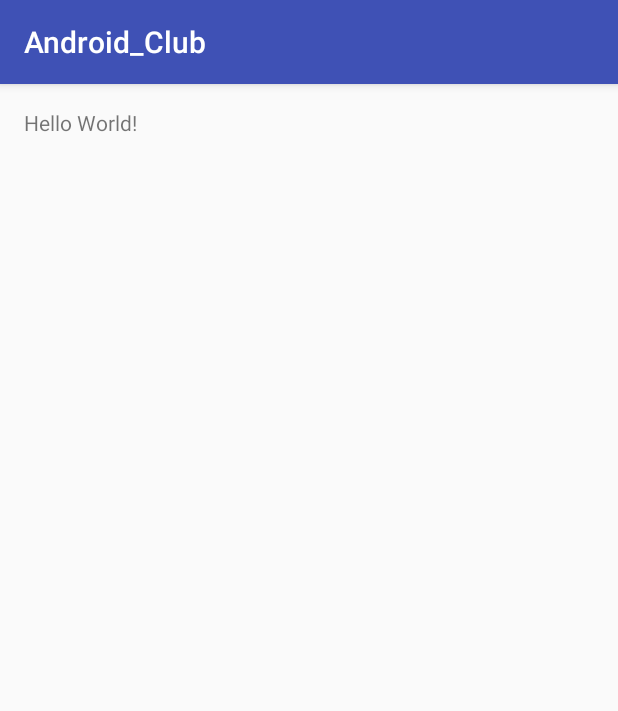
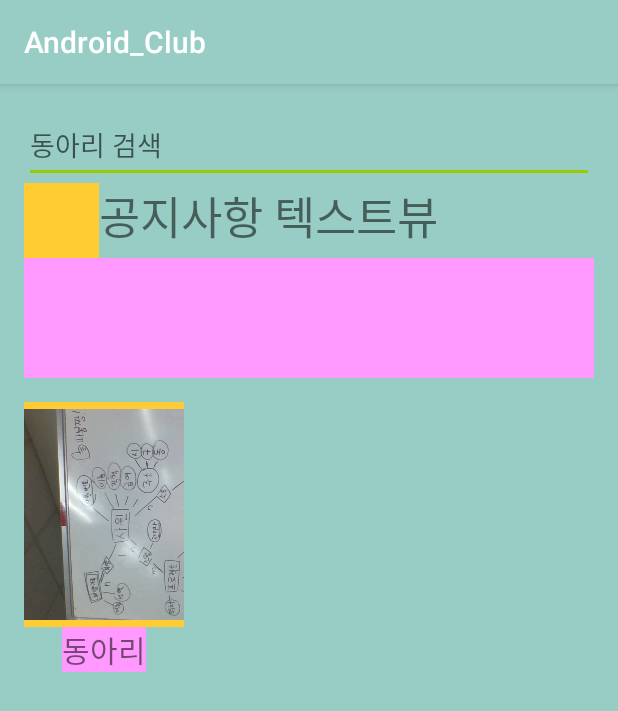
Before and after one commit to CHANMYUNG/Android_Club, an Android app: the screen it shows after launch (MainActivity), on a phone screen of 412 x 824 dp. Shown: the top 711 px of the screen. Run offline under Robolectric (Android 15) with nearby library versions, the phone set to English and light mode, and no system bars.

```diff
--- /dev/null
+++ b/Android_Club/app/src/main/java/android_loading/loadingActivity.java
@@ -0,0 +1,34 @@
+package android_loading;
+
+import android.app.Activity;
+import android.content.Intent;
+import android.os.Bundle;
+import android.os.Handler;
+import android.support.v7.app.AppCompatActivity;
+
+import com.example.www.android_club.MainActivity;
+import com.example.www.android_club.R;
+
+/**
+ * Created by 윤정현 on 2017-04-03.
+ */
+
+public class loadingActivity extends AppCompatActivity {
+    @Override
+    protected void onCreate(Bundle savedInstanceState) {
+        super.onCreate(savedInstanceState);
+        setContentView(R.layout.activity_loading);
+        Handler handler=new Handler();
+        handler.postDelayed(new splashhandler(),2000);
+
+    }
+
+    private class splashhandler implements Runnable{
+        public void run(){
+            startActivity(new Intent(getApplicationContext(), MainActivity.class));
+            finish();
+        }
+    }
+
+
+}
--- a/Android_Club/app/src/main/java/com/example/www/android_club/MainActivity.java
+++ b/Android_Club/app/src/main/java/com/example/www/android_club/MainActivity.java
@@ -1,13 +1,34 @@
 package com.example.www.android_club;
 
+import android.content.Intent;
+import android.content.res.Resources;
 import android.support.v7.app.AppCompatActivity;
 import android.os.Bundle;
+import android.view.View;
+import android.widget.GridView;
+import android.widget.ImageView;
+
+import java.util.ArrayList;
 
 public class MainActivity extends AppCompatActivity {
+    GridView gridView;
+    ArrayList<MainData> girdArray=new ArrayList<MainData>();
+    MainAdapter gridAdapter;
 
     @Override
     protected void onCreate(Bundle savedInstanceState) {
         super.onCreate(savedInstanceState);
         setContentView(R.layout.activity_main);
+
+        Resources resources=getResources();
+        girdArray.add((new MainData("동아리", resources.getDrawable(R.drawable.aa))));
+
+
+
+        gridView=(GridView)findViewById(R.id.gridview);
+        gridAdapter=new MainAdapter(this,R.layout.activity_row,girdArray);
+        gridView.setAdapter(gridAdapter);
+
+
     }
 }
--- /dev/null
+++ b/Android_Club/app/src/main/java/com/example/www/android_club/MainAdapter.java
@@ -0,0 +1,79 @@
+package com.example.www.android_club;
+
+import android.app.Activity;
+import android.content.Context;
+import android.content.pm.ResolveInfo;
+import android.graphics.drawable.Drawable;
+import android.view.LayoutInflater;
+import android.view.View;
+import android.view.ViewGroup;
+import android.widget.ArrayAdapter;
+import android.widget.BaseAdapter;
+import android.widget.ImageView;
+import android.widget.TextView;
+
+import java.util.ArrayList;
+import java.util.Objects;
+
+/**
+ * Created by 윤정현 on 2017-04-05.
+ */
+
+public class MainAdapter extends ArrayAdapter<MainData> {
+    private ArrayList<MainData> items=new ArrayList<>();
+    Context context;
+    int layout;
+
+    public MainAdapter(Context context,int layout,ArrayList<MainData> items){
+        super(context, layout, items);
+        this.context=context;
+        this.layout=layout;
+        this.items=items;
+    }
+
+    public int getCount(){
+        return  items.size();
+    }
+
+    public long getItemId(int position){
+        return  position;
+    }
+
+    public View getView(int position, View convertView, ViewGroup parent){
+        View row=convertView;
+        ReordHoder holder=null;
+        if(row==null){
+            LayoutInflater inflater=((Activity)context).getLayoutInflater();
+            row=inflater.inflate(layout,parent,false);
+
+            holder=new ReordHoder();
+            holder.textView=(TextView)row.findViewById(R.id.clubtext);
+            holder.imageView=(ImageView)row.findViewById(R.id.clubimage);
+        }else{
+            holder=(ReordHoder)row.getTag();
+        }
+        return  row;
+    }
+    static class ReordHoder{
+        TextView textView;
+        ImageView imageView;
+    }
+
+}
+class MainData{
+    public String text;
+    public Drawable img;
+    public MainData(String text , Drawable img) {
+        this.img = img;
+        this.text = text;
+    }
+
+    public void setText(String text){
+        this.text=text;
+    }
+
+    public void setImg(Drawable img){
+        this.img=img;
+    }
+
+}
--- /dev/null
+++ b/Android_Club/app/src/main/res/layout/activity_loading.xml
@@ -0,0 +1,7 @@
+<?xml version="1.0" encoding="utf-8"?>
+<LinearLayout xmlns:android="http://schemas.android.com/apk/res/android"
+    android:orientation="vertical" android:layout_width="match_parent"
+    android:layout_height="match_parent"
+    android:background="@drawable/loading_page">
+
+</LinearLayout>
--- a/Android_Club/app/src/main/res/layout/activity_main.xml
+++ b/Android_Club/app/src/main/res/layout/activity_main.xml
@@ -1,17 +1,59 @@
 <?xml version="1.0" encoding="utf-8"?>
-<RelativeLayout xmlns:android="http://schemas.android.com/apk/res/android"
+<LinearLayout xmlns:android="http://schemas.android.com/apk/res/android"
     xmlns:tools="http://schemas.android.com/tools"
     android:id="@+id/activity_main"
     android:layout_width="match_parent"
     android:layout_height="match_parent"
+    android:orientation="vertical"
     android:paddingBottom="@dimen/activity_vertical_margin"
     android:paddingLeft="@dimen/activity_horizontal_margin"
     android:paddingRight="@dimen/activity_horizontal_margin"
     android:paddingTop="@dimen/activity_vertical_margin"
-    tools:context="com.example.www.android_club.MainActivity">
+    tools:context="com.example.www.android_club.MainActivity"
+    android:background="#98CDC5">
 
-    <TextView
-        android:layout_width="wrap_content"
+    <EditText
+        android:layout_width="match_parent"
+        android:layout_height="50dp"
+        android:hint="동아리 검색"/>
+
+
+    <LinearLayout
+        android:layout_width="match_parent"
+        android:layout_height="50dp"
+        android:orientation="horizontal">
+
+        <ImageView
+            android:layout_width="50dp"
+            android:layout_height="match_parent"
+            android:background="@color/colorPrimary"/>
+        <TextView
+            android:text="공지사항 텍스트뷰"
+            android:textSize="30dp"
+            android:layout_width="match_parent"
+            android:layout_height="match_parent"
+            android:autoText="true"
+            android:freezesText="true"/>
+    </LinearLayout>
+
+
+    <ImageView
+        android:id="@+id/image"
+        android:layout_width="match_parent"
+        android:layout_height="80dp"
+        android:background="@color/colorPrimaryDark"/>
+
+    <GridView
+        android:id="@+id/gridview"
+        android:layout_width="match_parent"
         android:layout_height="wrap_content"
-        android:text="Hello World!" />
-</RelativeLayout>
+        android:paddingTop="@dimen/activity_vertical_margin"
+        android:paddingBottom="@dimen/activity_vertical_margin"
+        android:columnWidth="80dp"
+        android:numColumns="auto_fit"
+        android:verticalSpacing="30dp"
+        android:horizontalSpacing="30dp"
+        android:stretchMode="columnWidth"
+        android:gravity="center">
+    </GridView>
+</LinearLayout>
--- /dev/null
+++ b/Android_Club/app/src/main/res/layout/activity_row.xml
@@ -0,0 +1,20 @@
+<?xml version="1.0" encoding="utf-8"?>
+<LinearLayout xmlns:android="http://schemas.android.com/apk/res/android"
+    android:orientation="vertical" android:layout_width="match_parent"
+    android:layout_height="match_parent">
+    <ImageView
+        android:id="@+id/clubimage"
+        android:layout_width="250dp"
+        android:layout_height="150dp"
+        android:background="@color/colorPrimary"
+        android:src="@drawable/aa"/>
+    <TextView
+        android:id="@+id/clubtext"
+        android:layout_width="wrap_content"
+        android:text="동아리"
+        android:textSize="20dp"
+        android:layout_height="wrap_content"
+        android:layout_gravity="center"
+        android:background="@color/colorPrimaryDark"/>
+
+</LinearLayout>
--- a/Android_Club/app/src/main/res/values/colors.xml
+++ b/Android_Club/app/src/main/res/values/colors.xml
@@ -1,6 +1,6 @@
 <?xml version="1.0" encoding="utf-8"?>
 <resources>
-    <color name="colorPrimary">#3F51B5</color>
-    <color name="colorPrimaryDark">#303F9F</color>
-    <color name="colorAccent">#FF4081</color>
+    <color name="colorPrimary">#FFCC33</color>
+    <color name="colorPrimaryDark">#FF99FF</color>
+    <color name="colorAccent">#99CC00</color>
 </resources>
--- a/Android_Club/app/src/main/res/values/styles.xml
+++ b/Android_Club/app/src/main/res/values/styles.xml
@@ -3,7 +3,7 @@
     <!-- Base application theme. -->
     <style name="AppTheme" parent="Theme.AppCompat.Light.DarkActionBar">
         <!-- Customize your theme here. -->
-        <item name="colorPrimary">@color/colorPrimary</item>
+        <item name="colorPrimary">#98CDC5</item>
         <item name="colorPrimaryDark">@color/colorPrimaryDark</item>
         <item name="colorAccent">@color/colorAccent</item>
     </style>
```
Also changed, not shown: Android_Club/app/src/main/res/drawable/aa.jpg (added), Android_Club/app/src/main/res/drawable/loading_page.jpg (added).
